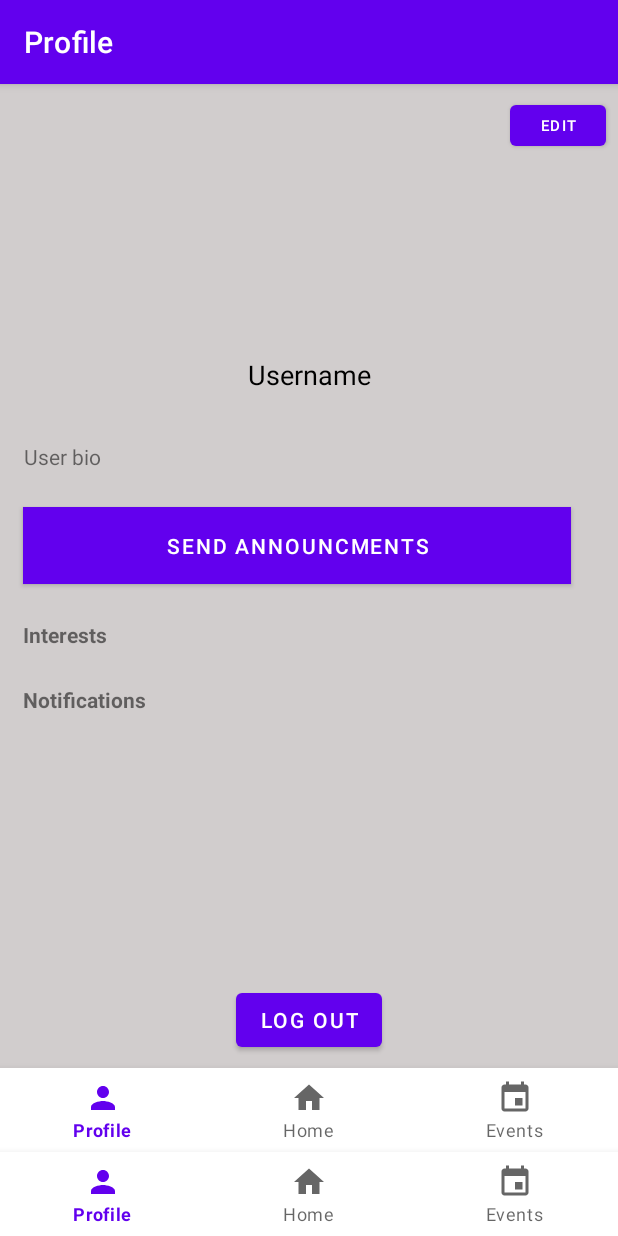
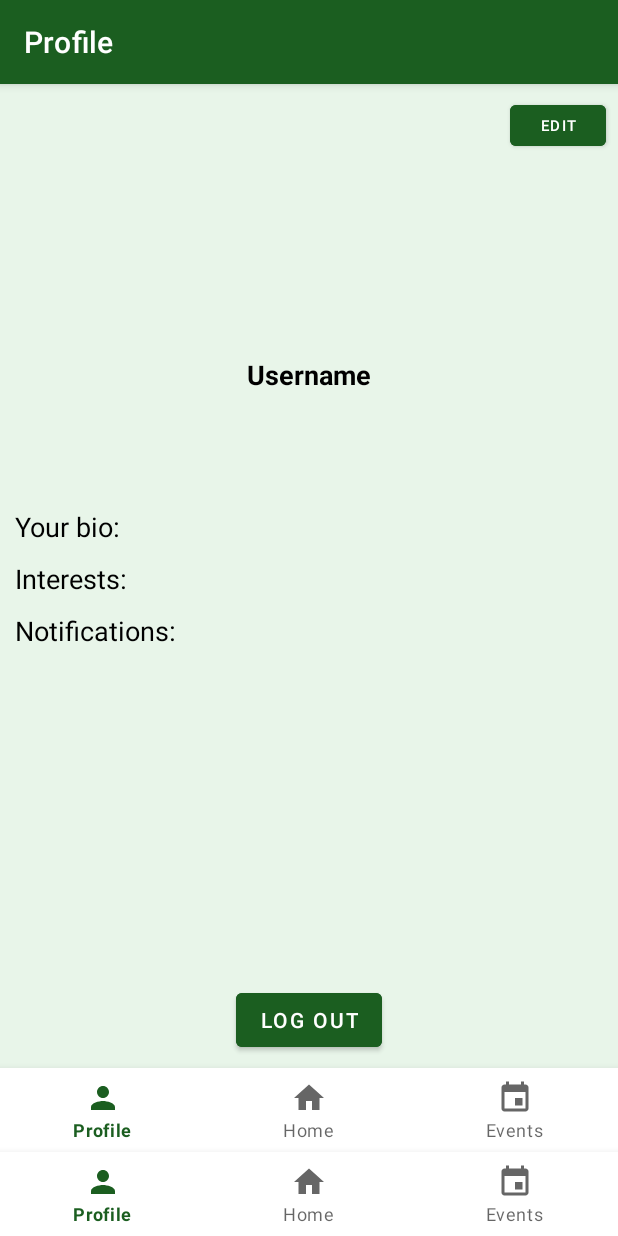
Before and after one commit to aymanbouka/androidAppDevCapstone, an Android app: the fragment ProfileFragment placed in its activity, on a phone screen of 412 x 824 dp. Run offline under Robolectric (Android 15) with nearby library versions, the phone set to English and light mode, and no system bars; our stand-ins replace Firebase (no records; nobody signed in at launch, a user with empty details on screens opened directly).

Commit message:
Worked on announcements,moderator functionalities and UI with bug fixes

```diff
--- a/termproject2023/app/build.gradle
+++ b/termproject2023/app/build.gradle
@@ -61,6 +61,5 @@ dependencies {
     // Declare the dependency for the Cloud Firestore library
     // When using the BoM, you don't specify versions in Firebase library dependencies
     implementation("com.google.firebase:firebase-firestore")
-
-
+    implementation("com.google.firebase:firebase-database")
 }
--- a/termproject2023/app/src/main/AndroidManifest.xml
+++ b/termproject2023/app/src/main/AndroidManifest.xml
@@ -8,6 +8,7 @@
 
     <application
         android:allowBackup="true"
+        android:enableOnBackInvokedCallback="true"
         android:dataExtractionRules="@xml/data_extraction_rules"
         android:fullBackupContent="@xml/backup_rules"
         android:icon="@mipmap/ic_launcher"
--- /dev/null
+++ b/termproject2023/app/src/main/java/com/example/termproject2023/AnnouncementAdapter.java
@@ -0,0 +1,43 @@
+package com.example.termproject2023;
+
+import android.content.Context;
+import android.view.LayoutInflater;
+import android.view.View;
+import android.view.ViewGroup;
+import android.widget.TextView;
+
+import androidx.annotation.NonNull;
+import androidx.recyclerview.widget.RecyclerView;
+
+import java.util.ArrayList;
+
+public class AnnouncementAdapter extends RecyclerView.Adapter<AnnouncementAdapter.MyViewHolder > {
+    Context context;
+    ArrayList<Announcement> list;
+    public AnnouncementAdapter(Context context, ArrayList<Announcement> list){
+        this.context = context;
+        this.list = list;
+    }
+    @NonNull
+    @Override
+    public AnnouncementAdapter.MyViewHolder onCreateViewHolder(@NonNull ViewGroup parent, int viewType) {
+        View view = LayoutInflater.from(context).inflate(R.layout.announcement_item,parent,false);
+        return new MyViewHolder(view);
+    }
+
+    @Override
+    public void onBindViewHolder(@NonNull AnnouncementAdapter.MyViewHolder holder, int position) {
+        Announcement announcement = list.get(position);
+        holder.announcementText.setText(announcement.getText());
+    }
+    @Override
+    public int getItemCount() {return list.size();}
+
+    public static class MyViewHolder extends RecyclerView.ViewHolder {
+        TextView announcementText;
+        public MyViewHolder(@NonNull View itemView) {
+            super(itemView);
+            announcementText = itemView.findViewById(R.id.announcementText);
+        }
+    }
+}
--- a/termproject2023/app/src/main/java/com/example/termproject2023/MainHomeFragment.java
+++ b/termproject2023/app/src/main/java/com/example/termproject2023/MainHomeFragment.java
@@ -85,6 +85,6 @@ public class MainHomeFragment extends Fragment implements BottomNavigationView.O
                 return false;
 
     }
+   }//end of nav_selected
 
-   }//end of nav_selected
 }//end of class
--- a/termproject2023/app/src/main/java/com/example/termproject2023/ProfileFragment.java
+++ b/termproject2023/app/src/main/java/com/example/termproject2023/ProfileFragment.java
@@ -1,34 +1,51 @@
 package com.example.termproject2023;
 
+import android.content.DialogInterface;
 import android.os.Bundle;
 
 import androidx.annotation.NonNull;
 import androidx.annotation.Nullable;
+import androidx.appcompat.app.AlertDialog;
 import androidx.fragment.app.Fragment;
+import androidx.recyclerview.widget.LinearLayoutManager;
 
+import android.util.Log;
 import android.view.LayoutInflater;
 import android.view.MenuItem;
 import android.view.View;
 import android.view.ViewGroup;
-import android.widget.ImageButton;
+import android.widget.EditText;
 import android.widget.Toast;
 
-import com.example.termproject2023.databinding.FragmentEventBinding;
 import com.example.termproject2023.databinding.FragmentProfileBinding;
-import com.google.android.material.bottomnavigation.BottomNavigationMenuView;
+import com.google.android.gms.tasks.OnFailureListener;
+import com.google.android.gms.tasks.OnSuccessListener;
 import com.google.android.material.bottomnavigation.BottomNavigationView;
 import com.google.firebase.auth.FirebaseAuth;
+import com.google.firebase.database.DataSnapshot;
+import com.google.firebase.database.DatabaseError;
+import com.google.firebase.database.DatabaseReference;
+import com.google.firebase.database.FirebaseDatabase;
+import com.google.firebase.database.ValueEventListener;
 import com.google.firebase.firestore.EventListener;
 import com.google.firebase.firestore.FirebaseFirestore;
 import com.google.firebase.firestore.FirebaseFirestoreException;
 import com.google.firebase.firestore.QueryDocumentSnapshot;
 import com.google.firebase.firestore.QuerySnapshot;
-import com.google.firebase.firestore.auth.User;
+
+import java.util.ArrayList;
+import java.util.HashMap;
+import java.util.List;
+import java.util.Map;
+import java.util.UUID;
 
 
 public class ProfileFragment extends Fragment implements BottomNavigationView.OnNavigationItemSelectedListener {
 
     FirebaseFirestore db = FirebaseFirestore.getInstance();
+    ArrayList<Announcement> announcementsArrayList;
+    AnnouncementAdapter announcementAdapter;
+    DatabaseReference rtdb = FirebaseDatabase.getInstance().getReference("announcements");
     private FirebaseAuth mAuth = FirebaseAuth.getInstance();
 
     FragmentProfileBinding binding;
@@ -37,25 +54,43 @@ public class ProfileFragment extends Fragment implements BottomNavigationView.On
         // Required empty public constructor
     }
 
-
     @Override
     public void onCreate(Bundle savedInstanceState) {
         super.onCreate(savedInstanceState);
-
     }
-
     @Override
     public View onCreateView(LayoutInflater inflater, ViewGroup container,
                              Bundle savedInstanceState) {
         getActivity().setTitle("Profile");
         // Inflate the layout for this fragment
         binding = FragmentProfileBinding.inflate(inflater, container, false);
-
-
         BottomNavigationView bottomNavigationView = binding.bottomNavigationView;
         bottomNavigationView.setOnNavigationItemSelectedListener(this);
-
-
+        announcementsArrayList = new ArrayList<>();
+        binding.recyclerView.setHasFixedSize(true);
+        binding.recyclerView.setLayoutManager(new LinearLayoutManager(getActivity()));
+        announcementAdapter = new AnnouncementAdapter(getActivity(),announcementsArrayList);
+        binding.recyclerView.setAdapter(announcementAdapter);
+        rtdb.addListenerForSingleValueEvent(new ValueEventListener() {
+            @Override
+            public void onDataChange(@NonNull DataSnapshot snapshot) {
+                for (DataSnapshot datasnapshot : snapshot.getChildren() ) {
+                    announcementsArrayList.add(datasnapshot.getValue(Announcement.class));
+//                    Log.d(datasnapshot.getKey(),datasnapshot.getValue().toString());
+                }
+                    announcementAdapter.notifyDataSetChanged();
+                binding.progressBar.setVisibility(View.INVISIBLE);
+                    Log.d("Announcements",announcementsArrayList.toString());
+            }
+            @Override
+            public void onCancelled(@NonNull DatabaseError error) {
+                Toast.makeText(getActivity(), "Failed to fetch data from database...", Toast.LENGTH_SHORT).show();
+            }
+        });
+        if(mAuth.getCurrentUser().getEmail().toString().equals("yashsomething@gmail.com"))//TODO : Change email to moderator's email
+        {
+            binding.buttonModeratorOnlyAccess.setVisibility(View.VISIBLE);
+        }
         //go to login since logout has been pushed
         binding.buttonLogout.setOnClickListener(new View.OnClickListener() {
             @Override
@@ -64,12 +99,9 @@ public class ProfileFragment extends Fragment implements BottomNavigationView.On
 
                 getFragmentManager().beginTransaction().replace(R.id.contentView, new LogInFragment())
                         .commit();
-
                 Toast.makeText(getActivity(), "You have been Logged out", Toast.LENGTH_SHORT).show();
-
             }
         });
-
         binding.buttonEdit.setOnClickListener(new View.OnClickListener() {
             @Override
             public void onClick(View view) {
@@ -78,13 +110,15 @@ public class ProfileFragment extends Fragment implements BottomNavigationView.On
             }
         });
 
+        binding.buttonModeratorOnlyAccess.setOnClickListener(new View.OnClickListener() {
+            @Override
+            public void onClick(View view) {
+                showAnnouncementDialogBox();
+            }
+        });
 
         return binding.getRoot();
-
-
     }
-
-
     @Override
     public void onViewCreated(@NonNull View view, @Nullable Bundle savedInstanceState) {
         super.onViewCreated(view, savedInstanceState);
@@ -97,25 +131,57 @@ public class ProfileFragment extends Fragment implements BottomNavigationView.On
                             Toast.makeText(getActivity(), "Something went wrong try again", Toast.LENGTH_SHORT).show();
                             return;
                         }
-
                         if(value != null){
-
-                            for (QueryDocumentSnapshot doc: value){
+                            for (QueryDocumentSnapshot doc : value){
                                 UserProfile user = doc.toObject(UserProfile.class);
-                                binding.textViewBio.setText(user.getBio());
-                                binding.textViewInterests.setText(user.getInterests());
+                                binding.textViewBio.setText("Your Bio:" +user.getBio());
+                                binding.textViewInterests.setText("Interests:" + user.getInterests());
                                 binding.textViewUserName.setText(user.getUsername());
                                 //image display
                             }
-//
-
                         }
-
                     }
                 });
+    }
 
+    private void showAnnouncementDialogBox() {
+        LayoutInflater inflater = getLayoutInflater();
+        View dialogView = inflater.inflate(R.layout.custom_dialog, null);
+        final EditText announcementEditText = dialogView.findViewById(R.id.announcementEditText);
+        AlertDialog.Builder builder = new AlertDialog.Builder(getActivity());
+        builder.setView(dialogView)
+                .setTitle("Make an Announcement!")
+                .setPositiveButton("Submit", new DialogInterface.OnClickListener() {
+                    @Override
+                    public void onClick(DialogInterface dialog, int which) {
+                        String announcement = announcementEditText.getText().toString();
+                        saveAnnouncementToDb(announcement);
+                    }
+                })
+                .setNegativeButton("Cancel", new DialogInterface.OnClickListener() {
+                    @Override
+                    public void onClick(DialogInterface dialog, int which) {
+                        dialog.cancel();
+                    }
+                });
+        builder.create().show();
+    }
 
-
+    private void saveAnnouncementToDb(String announcement) {
+        Map<String,Object> announcementData = new HashMap<>();
+        announcementData.put("text",announcement);
+        rtdb.child(UUID.randomUUID().toString()).updateChildren(announcementData).addOnSuccessListener(new OnSuccessListener<Void>() {
+            @Override
+            public void onSuccess(Void unused) {
+                Toast.makeText(getActivity(), "Announcement made!", Toast.LENGTH_SHORT).show();
+            }
+        }).addOnFailureListener(new OnFailureListener() {
+            @Override
+            public void onFailure(@NonNull Exception e) {
+                Log.d("Error debug", e.toString());
+                Toast.makeText(getActivity(), "There was an error, Please try again later...", Toast.LENGTH_SHORT).show();
+            }
+        });
     }
 
     @Override
@@ -123,17 +189,14 @@ public class ProfileFragment extends Fragment implements BottomNavigationView.On
         switch (item.getItemId()) {
             case R.id.home:
                 // Handle Home item selection
-                // For example, replace the current fragment with a HomeFragment
                 getFragmentManager().beginTransaction().replace(R.id.contentView, new MainHomeFragment()).commit();
                 return true;
             case R.id.profile:
                 // Handle Profile item selection
-                // For example, replace the current fragment with a ProfileFragment
                 getFragmentManager().beginTransaction().replace(R.id.contentView, new ProfileFragment()).commit();
                 return true;
             case R.id.events:
                 // Handle Events item selection
-                // For example, replace the current fragment with an EventsFragment
                 getFragmentManager().beginTransaction().replace(R.id.contentView, new EventsFragment()).commit();
                 return true;
             default:
--- a/termproject2023/app/src/main/res/layout/fragment_profile.xml
+++ b/termproject2023/app/src/main/res/layout/fragment_profile.xml
@@ -5,7 +5,7 @@
     android:id="@+id/userName"
     android:layout_width="match_parent"
     android:layout_height="match_parent"
-    android:background="#D1CDCD"
+    android:background="#E8F5E9"
     tools:context=".ProfileFragment">
 
 
@@ -15,6 +15,7 @@
         android:layout_height="wrap_content"
         android:layout_marginBottom="8dp"
         android:text="Log out"
+        android:backgroundTint="#1B5E20"
         app:layout_constraintBottom_toTopOf="@+id/bottomNavigationView"
         app:layout_constraintEnd_toEndOf="parent"
         app:layout_constraintStart_toStartOf="parent" />
@@ -27,7 +28,7 @@
         app:layout_constraintEnd_toEndOf="parent"
         app:layout_constraintStart_toStartOf="parent"
         app:layout_constraintTop_toTopOf="parent"
-        tools:src="@tools:sample/avatars" />
+        tools:src="@drawable/emptyuser" />
 
     <TextView
         android:id="@+id/textViewUserName"
@@ -35,6 +36,7 @@
         android:layout_height="33dp"
         android:layout_marginTop="24dp"
         android:text="Username"
+        android:textStyle="bold"
         android:textAlignment="center"
         android:textAppearance="@style/TextAppearance.AppCompat.Medium"
         android:textColor="@color/black"
@@ -49,6 +51,7 @@
         android:layout_height="39dp"
         android:layout_marginTop="8dp"
         android:layout_marginEnd="8dp"
+        android:backgroundTint="#1B5E20"
         android:text="Edit"
         android:textSize="10sp"
         app:layout_constraintEnd_toEndOf="parent"
@@ -56,58 +59,58 @@
 
     <Button
         android:id="@+id/buttonModeratorOnlyAccess"
-        android:layout_width="365dp"
-        android:layout_height="51dp"
-        android:layout_marginTop="24dp"
-        android:layout_marginEnd="32dp"
-        android:background="#9F9595"
+        android:layout_width="wrap_content"
+        android:layout_height="wrap_content"
+        android:layout_margin="10dp"
+        android:backgroundTint="#1B5E20"
+        android:visibility="invisible"
         android:text="Send Announcments"
         app:layout_constraintEnd_toEndOf="parent"
-        app:layout_constraintStart_toStartOf="@+id/textViewBio"
-        app:layout_constraintTop_toBottomOf="@+id/textViewBio" />
+        app:layout_constraintStart_toStartOf="parent"
+        app:layout_constraintTop_toBottomOf="@+id/textViewUserName" />
 
     <TextView
         android:id="@+id/textViewInterests"
-        android:layout_width="0dp"
+        android:layout_width="wrap_content"
         android:layout_height="wrap_content"
-        android:layout_marginTop="24dp"
-        android:text="Interests"
-        android:textStyle="bold"
-        app:layout_constraintStart_toStartOf="@+id/buttonModeratorOnlyAccess"
-        app:layout_constraintTop_toBottomOf="@+id/buttonModeratorOnlyAccess" />
+        android:layout_margin="10dp"
+        android:textSize="18sp"
+        android:text="Interests:"
+        android:textColor="@color/black"
+        app:layout_constraintStart_toStartOf="parent"
+        app:layout_constraintTop_toBottomOf="@+id/textViewBio" />
 
     <TextView
         android:id="@+id/textViewRecievedNotification"
         android:layout_width="0dp"
         android:layout_height="wrap_content"
-        android:layout_marginTop="24dp"
-        android:text="Notifications"
-        android:textStyle="bold"
-        app:layout_constraintStart_toStartOf="@+id/textViewInterests"
+        android:layout_margin="10dp"
+        android:text="Notifications:"
+        android:textSize="18sp"
+        app:layout_constraintStart_toStartOf="parent"
+        android:textColor="@color/black"
         app:layout_constraintTop_toBottomOf="@+id/textViewInterests" />
 
     <TextView
         android:id="@+id/textViewBio"
-        android:layout_width="0dp"
+        android:layout_width="wrap_content"
         android:layout_height="wrap_content"
-        android:layout_marginStart="16dp"
-        android:layout_marginTop="24dp"
-        android:layout_marginEnd="16dp"
-        android:text="User bio"
-        app:layout_constraintEnd_toEndOf="parent"
+        android:layout_margin="10dp"
+        android:textColor="@color/black"
+        android:text="Your bio:"
+        android:textSize="18sp"
         app:layout_constraintStart_toStartOf="parent"
-        app:layout_constraintTop_toBottomOf="@+id/textViewUserName" />
+        app:layout_constraintTop_toBottomOf="@+id/buttonModeratorOnlyAccess" />
 
     <androidx.recyclerview.widget.RecyclerView
         android:id="@+id/recyclerView"
-        android:layout_width="378dp"
-        android:layout_height="176dp"
-        app:layout_constraintBottom_toTopOf="@+id/buttonLogout"
+        android:layout_width="360dp"
+        android:layout_height="220dp"
+        android:layout_margin="10dp"
         app:layout_constraintEnd_toEndOf="parent"
         app:layout_constraintStart_toStartOf="parent"
-        app:layout_constraintTop_toBottomOf="@+id/textViewRecievedNotification" >
+        app:layout_constraintTop_toBottomOf="@+id/textViewRecievedNotification" />
 
-    </androidx.recyclerview.widget.RecyclerView>
 
     <com.google.android.material.bottomnavigation.BottomNavigationView
         android:id="@+id/bottomNavigationView"
@@ -120,4 +123,16 @@
 
     </com.google.android.material.bottomnavigation.BottomNavigationView>
 
+    <ProgressBar
+        android:id="@+id/progressBar"
+        style="?android:attr/progressBarStyle"
+        android:layout_width="wrap_content"
+        android:layout_height="wrap_content"
+        app:layout_constraintBottom_toBottomOf="@+id/recyclerView"
+        app:layout_constraintEnd_toEndOf="@+id/recyclerView"
+        app:layout_constraintStart_toStartOf="@+id/recyclerView"
+        app:layout_constraintTop_toTopOf="@+id/recyclerView" />
+
+
+
 </androidx.constraintlayout.widget.ConstraintLayout>
--- a/termproject2023/app/src/main/res/values/colors.xml
+++ b/termproject2023/app/src/main/res/values/colors.xml
@@ -1,8 +1,8 @@
 <?xml version="1.0" encoding="utf-8"?>
 <resources>
     <color name="purple_200">#FFBB86FC</color>
-    <color name="purple_500">#FF6200EE</color>
-    <color name="purple_700">#FF3700B3</color>
+    <color name="purple_500">#1B5E20</color>
+    <color name="purple_700">#43A047</color>
     <color name="teal_200">#FF03DAC5</color>
     <color name="teal_700">#FF018786</color>
     <color name="black">#FF000000</color>
--- /dev/null
+++ b/termproject2023/app/src/main/res/values/refs.xml
@@ -0,0 +1,2 @@
+<?xml version="1.0" encoding="utf-8"?>
+<resources></resources>
```
Also changed, not shown: termproject2023/app/src/main/java/com/example/termproject2023/Announcement.java (added, +40 -0 lines), termproject2023/app/src/main/java/com/example/termproject2023/MainActivity.java (+1 -9 lines), termproject2023/app/src/main/res/layout/announcement_item.xml (added, +23 -0 lines), termproject2023/app/src/main/res/layout/custom_dialog.xml (added, +12 -0 lines), termproject2023/app/src/main/res/drawable/emptyuser.png (added).
